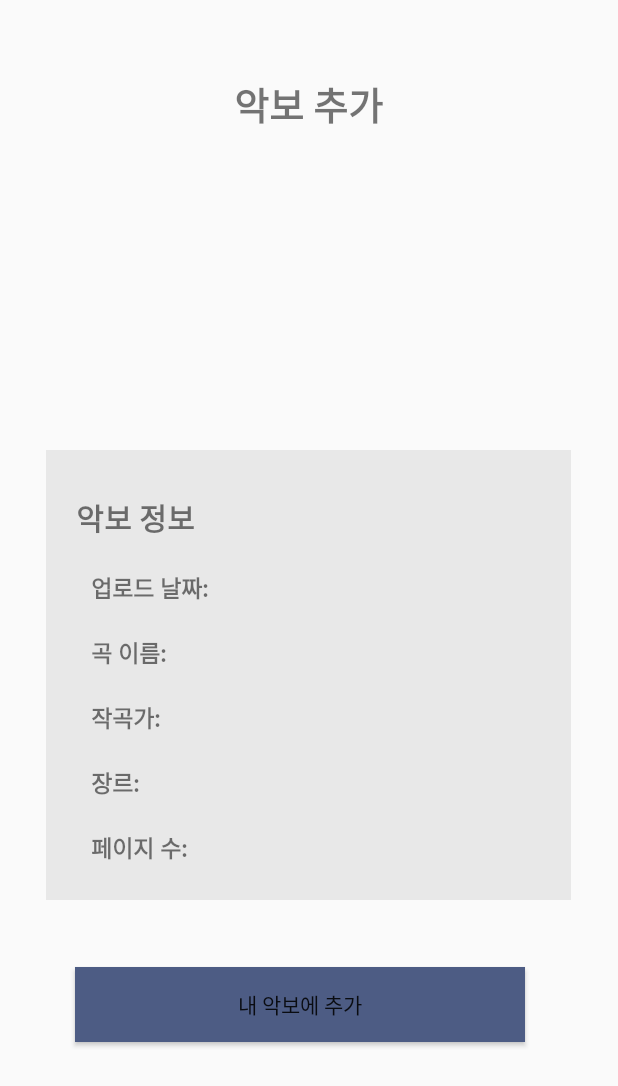
After one commit to yoonsu417/LENTO, an Android app: the layout activity_addinfo.xml on its own in the app's theme, with its tools: preview values and no code run, on a phone screen of 412 x 824 dp. The commit adds this screen. Shown: the top 1086 px of the screen. Run offline under Robolectric (Android 15) with nearby library versions, the phone set to English and light mode, and no system bars.

Commit message:
악보 정보 입력 화면

```diff
--- a/app/src/main/java/com/example/lento/MainActivity.java
+++ b/app/src/main/java/com/example/lento/MainActivity.java
@@ -2,9 +2,11 @@ package com.example.lento;
 
 import android.content.Intent;
 import android.os.Bundle;
+import android.text.Layout;
 import android.view.View;
 import android.widget.Button;
 import android.widget.EditText;
+import android.widget.LinearLayout;
 import android.widget.TextView;
 
 import androidx.appcompat.app.AppCompatActivity;
@@ -42,5 +44,7 @@ public class MainActivity extends AppCompatActivity {
                 startActivity(intent);
             }
         });
+
     }
+
 }
--- /dev/null
+++ b/app/src/main/res/layout/activity_addinfo.xml
@@ -0,0 +1,114 @@
+<?xml version="1.0" encoding="utf-8"?>
+<FrameLayout xmlns:android="http://schemas.android.com/apk/res/android"
+    android:layout_width="match_parent"
+    android:layout_height="match_parent"
+    android:orientation="vertical">
+
+
+    <LinearLayout
+        android:layout_width="match_parent"
+        android:layout_height="100dp"
+        android:layout_weight="1"
+        android:orientation="vertical">
+
+        <TextView
+            android:layout_width="wrap_content"
+            android:layout_height="wrap_content"
+            android:layout_gravity="center_horizontal"
+            android:layout_marginTop="50dp"
+            android:text="악보 추가"
+            android:textSize="25dp"
+            android:textStyle="bold" />
+
+    </LinearLayout>
+
+    <LinearLayout
+        android:layout_width="match_parent"
+        android:layout_height="200dp"
+        android:layout_marginTop="100dp"
+        android:orientation="vertical">
+
+    </LinearLayout>
+
+    <LinearLayout
+        android:layout_width="350dp"
+        android:layout_height="300dp"
+        android:layout_marginTop="300dp"
+        android:layout_gravity="center_horizontal"
+        android:orientation="vertical"
+        android:background="#E8E8E8">
+
+        <TextView
+            android:layout_width="wrap_content"
+            android:layout_height="wrap_content"
+            android:layout_marginTop="30dp"
+            android:layout_marginLeft="20dp"
+            android:text="악보 정보"
+            android:textSize="20dp"
+            android:textStyle="bold" />
+
+        <TextView
+            android:layout_width="wrap_content"
+            android:layout_height="wrap_content"
+            android:layout_marginTop="20dp"
+            android:layout_marginLeft="30dp"
+            android:text="업로드 날짜:"
+            android:textSize="15dp"
+            android:textStyle="bold" />
+
+        <TextView
+            android:layout_width="wrap_content"
+            android:layout_height="wrap_content"
+            android:layout_marginTop="20dp"
+            android:layout_marginLeft="30dp"
+            android:text="곡 이름:"
+            android:textSize="15dp"
+            android:textStyle="bold" />
+
+        <TextView
+            android:layout_width="wrap_content"
+            android:layout_height="wrap_content"
+            android:layout_marginTop="20dp"
+            android:layout_marginLeft="30dp"
+            android:text="작곡가:"
+            android:textSize="15dp"
+            android:textStyle="bold" />
+
+        <TextView
+            android:layout_width="wrap_content"
+            android:layout_height="wrap_content"
+            android:layout_marginTop="20dp"
+            android:layout_marginLeft="30dp"
+            android:text="장르:"
+            android:textSize="15dp"
+            android:textStyle="bold" />
+
+        <TextView
+            android:layout_width="wrap_content"
+            android:layout_height="wrap_content"
+            android:layout_marginTop="20dp"
+            android:layout_marginLeft="30dp"
+            android:text="페이지 수:"
+            android:textSize="15dp"
+            android:textStyle="bold" />
+    </LinearLayout>
+
+    <LinearLayout
+        android:layout_width="match_parent"
+        android:layout_height="140dp"
+        android:layout_marginTop="600dp">
+
+        <Button
+            android:id="@+id/addsheet"
+            android:layout_width="300dp"
+            android:layout_height="50dp"
+            android:layout_marginLeft="50dp"
+            android:layout_gravity="center_vertical"
+            android:text="내 악보에 추가"
+            android:background="#4D5C84"/>
+
+    </LinearLayout>
+
+
+
+</FrameLayout>
--- a/app/src/main/res/layout/bottom_home.xml
+++ b/app/src/main/res/layout/bottom_home.xml
@@ -41,6 +41,7 @@
         </LinearLayout>
 
         <LinearLayout
+            android:id="@+id/sheet"
             android:layout_width="0dp"
             android:layout_height="wrap_content"
             android:layout_weight="1"
```
